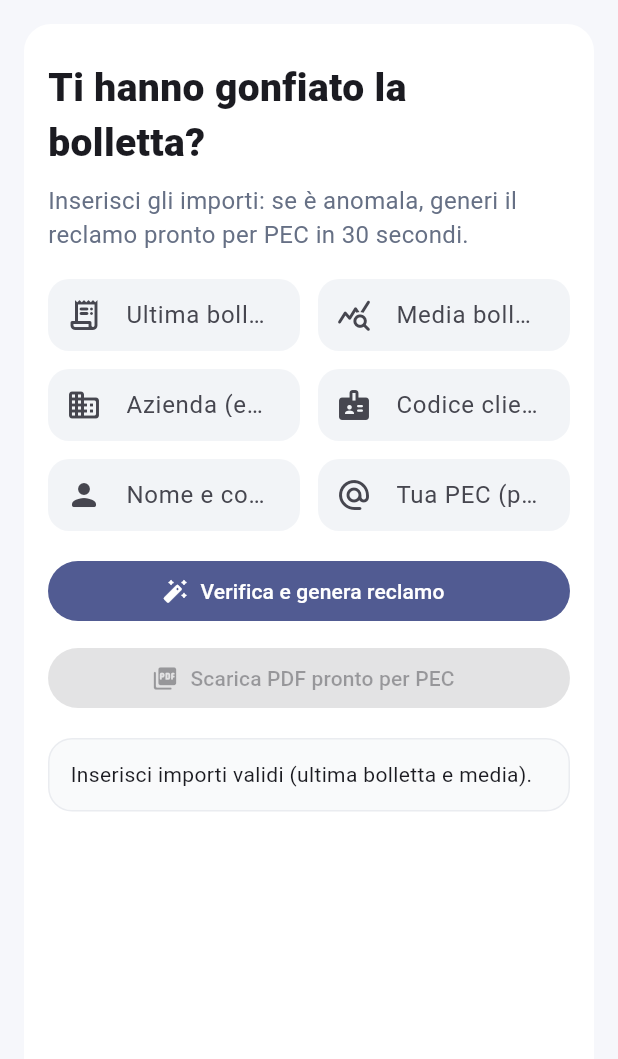
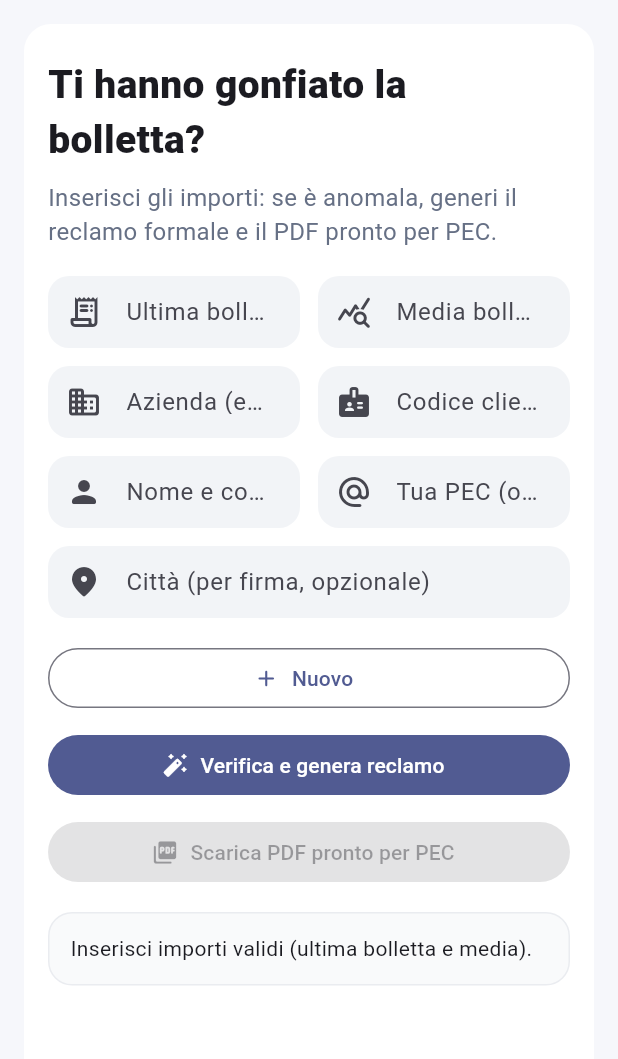
Before and after one commit to massimo12c/fixly, a Flutter app: the screen it shows after launch, after a tap on "Verifica e genera reclamo", on a phone screen of 412 x 824 dp, the part 84-1143 px from its top. Run offline on Flutter 3.47's test engine with Material 3 defaults, Android fonts, the phone set to English and light mode, and no system bars; our stand-ins replace printing.

Commit message:
Aggiunto tasto Nuovo

```diff
--- a/lib/main.dart
+++ b/lib/main.dart
@@ -5,11 +5,11 @@ import 'package:pdf/widgets.dart' as pw;
 import 'package:printing/printing.dart';
 
 void main() {
-  runApp(const BollettaApp());
+  runApp(const BollettaCheckApp());
 }
 
-class BollettaApp extends StatelessWidget {
-  const BollettaApp({super.key});
+class BollettaCheckApp extends StatelessWidget {
+  const BollettaCheckApp({super.key});
 
   @override
   Widget build(BuildContext context) {
@@ -21,6 +21,12 @@ class BollettaApp extends StatelessWidget {
         useMaterial3: true,
         colorScheme: ColorScheme.fromSeed(seedColor: Colors.indigo),
         scaffoldBackgroundColor: const Color(0xFFF6F7FB),
+        cardTheme: CardThemeData(
+          elevation: 0,
+          color: Colors.white,
+          shape: RoundedRectangleBorder(borderRadius: BorderRadius.circular(18)),
+          margin: EdgeInsets.zero,
+        ),
         inputDecorationTheme: InputDecorationTheme(
           filled: true,
           fillColor: const Color(0xFFF2F4F7),
@@ -38,12 +44,6 @@ class BollettaApp extends StatelessWidget {
           ),
           contentPadding: const EdgeInsets.symmetric(horizontal: 14, vertical: 12),
         ),
-        cardTheme: CardThemeData(
-          elevation: 0,
-          color: Colors.white,
-          shape: RoundedRectangleBorder(borderRadius: BorderRadius.circular(18)),
-          margin: EdgeInsets.zero,
-        ),
       ),
       home: const HomePage(),
     );
@@ -57,14 +57,17 @@ class HomePage extends StatefulWidget {
 }
 
 class _HomePageState extends State<HomePage> {
+  // Input
   final _ultima = TextEditingController();
   final _media = TextEditingController();
   final _azienda = TextEditingController();
   final _codice = TextEditingController();
   final _nome = TextEditingController();
-  final _emailPec = TextEditingController();
+  final _pec = TextEditingController();
+  final _citta = TextEditingController();
 
-  String risultato = "";
+  // Output
+  String reclamo = '';
   bool anomalia = false;
   double? diffPerc;
 
@@ -75,111 +78,180 @@ class _HomePageState extends State<HomePage> {
     _azienda.dispose();
     _codice.dispose();
     _nome.dispose();
-    _emailPec.dispose();
+    _pec.dispose();
+    _citta.dispose();
     super.dispose();
   }
 
   double _parseEuro(String s) {
-    final cleaned = s.trim().replaceAll('€', '').replaceAll(' ', '').replaceAll(',', '.');
+    final cleaned = s
+        .trim()
+        .replaceAll('€', '')
+        .replaceAll(' ', '')
+        .replaceAll('.', '')
+        .replaceAll(',', '.');
     return double.tryParse(cleaned) ?? 0;
   }
 
-  void calcola() {
+  String _fmtDate(DateTime d) {
+    final dd = d.day.toString().padLeft(2, '0');
+    final mm = d.month.toString().padLeft(2, '0');
+    final yy = d.year.toString();
+    return '$dd/$mm/$yy';
+  }
+
+  // ✅ NUOVO: svuota tutti i campi e resetta risultato
+  void _nuovo() {
+    setState(() {
+      _ultima.clear();
+      _media.clear();
+      _azienda.clear();
+      _codice.clear();
+      _nome.clear();
+      _pec.clear();
+      _citta.clear();
+
+      reclamo = '';
+      anomalia = false;
+      diffPerc = null;
+    });
+  }
+
+  void _generaReclamo() {
     final ultima = _parseEuro(_ultima.text);
     final media = _parseEuro(_media.text);
 
-    if (media <= 0 || ultima <= 0) {
+    if (ultima <= 0 || media <= 0) {
       setState(() {
+        reclamo = 'Inserisci importi validi (ultima bolletta e media).';
         anomalia = false;
         diffPerc = null;
-        risultato = "Inserisci importi validi (ultima bolletta e media).";
       });
       return;
     }
 
     final diff = ((ultima - media) / media) * 100;
     diffPerc = diff;
+    anomalia = diff > 20.0;
 
-    final soglia = 20.0;
-    anomalia = diff > soglia;
+    final azienda = _azienda.text.trim().isEmpty ? '________' : _azienda.text.trim();
+    final nome = _nome.text.trim().isEmpty ? '________' : _nome.text.trim();
+    final codice = _codice.text.trim().isEmpty ? '________' : _codice.text.trim();
+    final pec = _pec.text.trim().isEmpty ? '________' : _pec.text.trim();
+    final citta = _citta.text.trim().isEmpty ? '________' : _citta.text.trim();
+    final data = _fmtDate(DateTime.now());
+
+    final ultimaTxt = _ultima.text.trim().isEmpty ? ultima.toStringAsFixed(2) : _ultima.text.trim();
+    final mediaTxt = _media.text.trim().isEmpty ? media.toStringAsFixed(2) : _media.text.trim();
 
     if (!anomalia) {
       setState(() {
-        risultato =
-            "Nessuna anomalia significativa rilevata (${diff.toStringAsFixed(1)}%).\n"
-            "Se pensi comunque ci sia un errore, puoi scrivere un reclamo indicando i dettagli.";
+        reclamo =
+            'Esito: nessuna anomalia significativa (${diff.toStringAsFixed(1)}%).\n\n'
+            'Se vuoi comunque procedere, puoi inviare un reclamo indicando i dettagli e chiedendo verifica/trasparenza.\n'
+            'Suggerimento: prova a inserire valori reali e premi di nuovo.';
       });
       return;
     }
 
-    final azienda = _azienda.text.trim().isEmpty ? "________" : _azienda.text.trim();
-    final nome = _nome.text.trim().isEmpty ? "________" : _nome.text.trim();
-    final codice = _codice.text.trim().isEmpty ? "________" : _codice.text.trim();
-    final pec = _emailPec.text.trim().isEmpty ? "________" : _emailPec.text.trim();
-
-    final ultimaTxt = _ultima.text.trim().isEmpty ? ultima.toStringAsFixed(2) : _ultima.text.trim();
-    final mediaTxt = _media.text.trim().isEmpty ? media.toStringAsFixed(2) : _media.text.trim();
-
-    final now = DateTime.now();
-    final dd = now.day.toString().padLeft(2, '0');
-    final mm = now.month.toString().padLeft(2, '0');
-    final yyyy = now.year.toString();
-    final data = "$dd/$mm/$yyyy";
-
     setState(() {
-      risultato = """
-Oggetto: Reclamo per importo anomalo bolletta – richiesta verifica e rettifica
+      reclamo = '''
+Oggetto: Reclamo formale per importo anomalo bolletta – richiesta verifica e rettifica
 
 Spett.le $azienda,
 
-Il/La sottoscritto/a $nome (codice cliente: $codice), con la presente segnala un importo anomalo nell’ultima bolletta pari a €$ultimaTxt, rispetto alla media delle bollette precedenti pari a €$mediaTxt (variazione: +${diff.toStringAsFixed(1)}%).
+il/la sottoscritto/a $nome (codice cliente/POD/PDR: $codice) segnala un importo anomalo nell’ultima bolletta pari a €$ultimaTxt, rispetto alla media delle bollette precedenti pari a €$mediaTxt (variazione: +${diff.toStringAsFixed(1)}%).
 
-Si richiede:
-1) verifica dettagliata dei consumi e dei criteri di fatturazione;
-2) rettifica dell’importo e storno di eventuali addebiti non dovuti;
+Con la presente si richiede:
+1) verifica dettagliata dei consumi e dei criteri di fatturazione/calcolo;
+2) rettifica dell’importo e storno/rimborso di eventuali addebiti non dovuti;
 3) riscontro scritto entro i termini previsti.
 
-Recapito PEC (per risposta): $pec
+Recapito PEC per risposta (se disponibile): $pec
 
-Luogo e data: $data
+In difetto di riscontro, ci si riserva di attivare le procedure di conciliazione previste.
+
+$citta, $data
 
 Cordiali saluti
 $nome
-""".trim();
+'''.trim();
     });
   }
 
-  Future<void> scaricaPdf() async {
-    if (risultato.trim().isEmpty) return;
+  Future<void> _copiaReclamo() async {
+    if (reclamo.trim().isEmpty) return;
+    await Clipboard.setData(ClipboardData(text: reclamo));
+    if (!mounted) return;
+    ScaffoldMessenger.of(context).showSnackBar(const SnackBar(content: Text('Reclamo copiato')));
+  }
+
+  Future<void> _scaricaPdfPec() async {
+    if (reclamo.trim().isEmpty || !anomalia) return;
 
     final doc = pw.Document();
 
+    final azienda = _azienda.text.trim().isEmpty ? '________' : _azienda.text.trim();
+    final nome = _nome.text.trim().isEmpty ? '________' : _nome.text.trim();
+    final codice = _codice.text.trim().isEmpty ? '________' : _codice.text.trim();
+    final pec = _pec.text.trim().isEmpty ? '________' : _pec.text.trim();
+    final citta = _citta.text.trim().isEmpty ? '________' : _citta.text.trim();
+    final data = _fmtDate(DateTime.now());
+    final perc = diffPerc == null ? '—' : '+${diffPerc!.toStringAsFixed(1)}%';
+
     doc.addPage(
       pw.Page(
-        margin: const pw.EdgeInsets.all(32),
+        margin: const pw.EdgeInsets.all(40),
         build: (_) {
           return pw.Column(
             crossAxisAlignment: pw.CrossAxisAlignment.start,
             children: [
               pw.Text(
-                'RECLAMO PRONTO PER PEC',
-                style: pw.TextStyle(fontSize: 18, fontWeight: pw.FontWeight.bold),
+                'RECLAMO FORMALE – PRONTO PER PEC',
+                style: pw.TextStyle(fontSize: 16, fontWeight: pw.FontWeight.bold),
+              ),
+              pw.SizedBox(height: 6),
+              pw.Text('Esito: possibile anomalia ($perc)', style: const pw.TextStyle(fontSize: 10)),
+              pw.SizedBox(height: 18),
+
+              pw.Text('Destinatario:', style: pw.TextStyle(fontSize: 11, fontWeight: pw.FontWeight.bold)),
+              pw.Text('Spett.le $azienda', style: const pw.TextStyle(fontSize: 11)),
+              pw.SizedBox(height: 12),
+
+              pw.Text('Dati del cliente:', style: pw.TextStyle(fontSize: 11, fontWeight: pw.FontWeight.bold)),
+              pw.Text('Nome e cognome: $nome', style: const pw.TextStyle(fontSize: 11)),
+              pw.Text('Codice cliente / POD / PDR: $codice', style: const pw.TextStyle(fontSize: 11)),
+              pw.Text('PEC per risposta (se disponibile): $pec', style: const pw.TextStyle(fontSize: 11)),
+              pw.SizedBox(height: 16),
+
+              pw.Text(
+                'Oggetto: Reclamo formale per importo anomalo bolletta – richiesta verifica e rettifica',
+                style: pw.TextStyle(fontSize: 12, fontWeight: pw.FontWeight.bold),
               ),
               pw.SizedBox(height: 10),
-              if (anomalia && diffPerc != null)
-                pw.Text(
-                  'Esito: possibile anomalia (+${diffPerc!.toStringAsFixed(1)}%)',
-                  style: pw.TextStyle(fontSize: 11),
-                ),
-              pw.SizedBox(height: 18),
-              pw.Text(risultato, style: const pw.TextStyle(fontSize: 12)),
+
+              pw.Text(
+                reclamo,
+                style: const pw.TextStyle(fontSize: 11),
+              ),
+
               pw.SizedBox(height: 18),
               pw.Divider(),
               pw.SizedBox(height: 8),
+
               pw.Text(
-                'Suggerimento: allega la bolletta (PDF) e indica eventuale POD/PDR o numero fornitura.',
-                style: pw.TextStyle(fontSize: 10),
+                'Allegati consigliati:',
+                style: pw.TextStyle(fontSize: 10, fontWeight: pw.FontWeight.bold),
               ),
+              pw.Bullet(text: 'Copia bolletta contestata (PDF).'),
+              pw.Bullet(text: 'Eventuale documento d’identità (se richiesto dall’azienda).'),
+              pw.Bullet(text: 'Eventuali letture/consumi e comunicazioni precedenti.'),
+
+              pw.SizedBox(height: 18),
+              pw.Text('Luogo e data: $citta, $data', style: const pw.TextStyle(fontSize: 10)),
+              pw.SizedBox(height: 10),
+              pw.Text('Firma: __________________________', style: const pw.TextStyle(fontSize: 10)),
+              pw.Text(nome, style: const pw.TextStyle(fontSize: 10)),
             ],
           );
         },
@@ -191,7 +263,7 @@ $nome
 
   @override
   Widget build(BuildContext context) {
-    final canPdf = risultato.trim().isNotEmpty && anomalia;
+    final canPdf = anomalia && reclamo.trim().isNotEmpty;
 
     return Scaffold(
       appBar: AppBar(
@@ -199,23 +271,14 @@ $nome
         actions: [
           IconButton(
             tooltip: 'Copia reclamo',
-            onPressed: risultato.trim().isEmpty
-                ? null
-                : () async {
-                    await Clipboard.setData(ClipboardData(text: risultato));
-                    if (context.mounted) {
-                      ScaffoldMessenger.of(context).showSnackBar(
-                        const SnackBar(content: Text('Reclamo copiato')),
-                      );
-                    }
-                  },
+            onPressed: reclamo.trim().isEmpty ? null : _copiaReclamo,
             icon: const Icon(Icons.copy_rounded),
           ),
         ],
       ),
       body: Center(
         child: ConstrainedBox(
-          constraints: const BoxConstraints(maxWidth: 920),
+          constraints: const BoxConstraints(maxWidth: 980),
           child: Padding(
             padding: const EdgeInsets.all(16),
             child: Card(
@@ -223,42 +286,44 @@ $nome
                 padding: const EdgeInsets.all(16),
                 child: ListView(
                   children: [
-                    const SizedBox(height: 8),
+                    const SizedBox(height: 6),
                     const Text(
-                      "Ti hanno gonfiato la bolletta?",
+                      'Ti hanno gonfiato la bolletta?',
                       style: TextStyle(fontSize: 26, fontWeight: FontWeight.w900),
                     ),
                     const SizedBox(height: 8),
                     const Text(
-                      "Inserisci gli importi: se è anomala, generi il reclamo pronto per PEC in 30 secondi.",
+                      'Inserisci gli importi: se è anomala, generi il reclamo formale e il PDF pronto per PEC.',
                       style: TextStyle(fontSize: 16, color: Color(0xFF667085)),
                     ),
                     const SizedBox(height: 18),
+
                     Row(
                       children: [
                         Expanded(
                           child: TextField(
                             controller: _ultima,
+                            keyboardType: TextInputType.number,
                             decoration: const InputDecoration(
-                              labelText: "Ultima bolletta (€)",
+                              labelText: 'Ultima bolletta (€)',
                               prefixIcon: Icon(Icons.receipt_long_rounded),
                             ),
-                            keyboardType: TextInputType.number,
                           ),
                         ),
                         const SizedBox(width: 12),
                         Expanded(
                           child: TextField(
                             controller: _media,
+                            keyboardType: TextInputType.number,
                             decoration: const InputDecoration(
-                              labelText: "Media bollette precedenti (€)",
+                              labelText: 'Media bollette precedenti (€)',
                               prefixIcon: Icon(Icons.query_stats_rounded),
                             ),
-                            keyboardType: TextInputType.number,
                           ),
                         ),
                       ],
                     ),
+
                     const SizedBox(height: 12),
                     Row(
                       children: [
@@ -266,7 +331,7 @@ $nome
                           child: TextField(
                             controller: _azienda,
                             decoration: const InputDecoration(
-                              labelText: "Azienda (es. Enel Energia)",
+                              labelText: 'Azienda (es. Enel Energia)',
                               prefixIcon: Icon(Icons.business_rounded),
                             ),
                           ),
@@ -276,13 +341,14 @@ $nome
                           child: TextField(
                             controller: _codice,
                             decoration: const InputDecoration(
-                              labelText: "Codice cliente / POD / PDR (se lo hai)",
+                              labelText: 'Codice cliente / POD / PDR',
                               prefixIcon: Icon(Icons.badge_rounded),
                             ),
                           ),
                         ),
                       ],
                     ),
+
                     const SizedBox(height: 12),
                     Row(
                       children: [
@@ -290,7 +356,7 @@ $nome
                           child: TextField(
                             controller: _nome,
                             decoration: const InputDecoration(
-                              labelText: "Nome e cognome",
+                              labelText: 'Nome e cognome',
                               prefixIcon: Icon(Icons.person_rounded),
                             ),
                           ),
@@ -298,27 +364,47 @@ $nome
                         const SizedBox(width: 12),
                         Expanded(
                           child: TextField(
-                            controller: _emailPec,
+                            controller: _pec,
                             decoration: const InputDecoration(
-                              labelText: "Tua PEC (per risposta, opzionale)",
+                              labelText: 'Tua PEC (opzionale)',
                               prefixIcon: Icon(Icons.alternate_email_rounded),
                             ),
                           ),
                         ),
                       ],
                     ),
+
+                    const SizedBox(height: 12),
+                    TextField(
+                      controller: _citta,
+                      decoration: const InputDecoration(
+                        labelText: 'Città (per firma, opzionale)',
+                        prefixIcon: Icon(Icons.location_on_rounded),
+                      ),
+                    ),
+
                     const SizedBox(height: 16),
+
+                    // ✅ QUI HO INSERITO "NUOVO" (riga nuova)
+                    OutlinedButton.icon(
+                      onPressed: _nuovo,
+                      icon: const Icon(Icons.add_rounded),
+                      label: const Text('Nuovo'),
+                    ),
+
+                    const SizedBox(height: 10),
                     FilledButton.icon(
-                      onPressed: calcola,
+                      onPressed: _generaReclamo,
                       icon: const Icon(Icons.auto_fix_high_rounded),
-                      label: const Text("Verifica e genera reclamo"),
+                      label: const Text('Verifica e genera reclamo'),
                     ),
                     const SizedBox(height: 10),
                     FilledButton.tonalIcon(
-                      onPressed: canPdf ? scaricaPdf : null,
+                      onPressed: canPdf ? _scaricaPdfPec : null,
                       icon: const Icon(Icons.picture_as_pdf_rounded),
-                      label: const Text("Scarica PDF pronto per PEC"),
+                      label: const Text('Scarica PDF pronto per PEC'),
                     ),
+
                     const SizedBox(height: 16),
                     Container(
                       padding: const EdgeInsets.all(14),
@@ -328,9 +414,9 @@ $nome
                         border: Border.all(color: const Color(0xFFEAECF0)),
                       ),
                       child: SelectableText(
-                        risultato.trim().isEmpty
-                            ? "Qui apparirà il reclamo. Compila i campi e premi “Verifica e genera reclamo”."
-                            : risultato,
+                        reclamo.trim().isEmpty
+                            ? 'Qui apparirà il reclamo. Compila i campi e premi “Verifica e genera reclamo”.'
+                            : reclamo,
                         style: const TextStyle(height: 1.35),
                       ),
                     ),
```
Also changed, not shown: docs/assets/fonts/MaterialIcons-Regular.otf, 2 other files.
